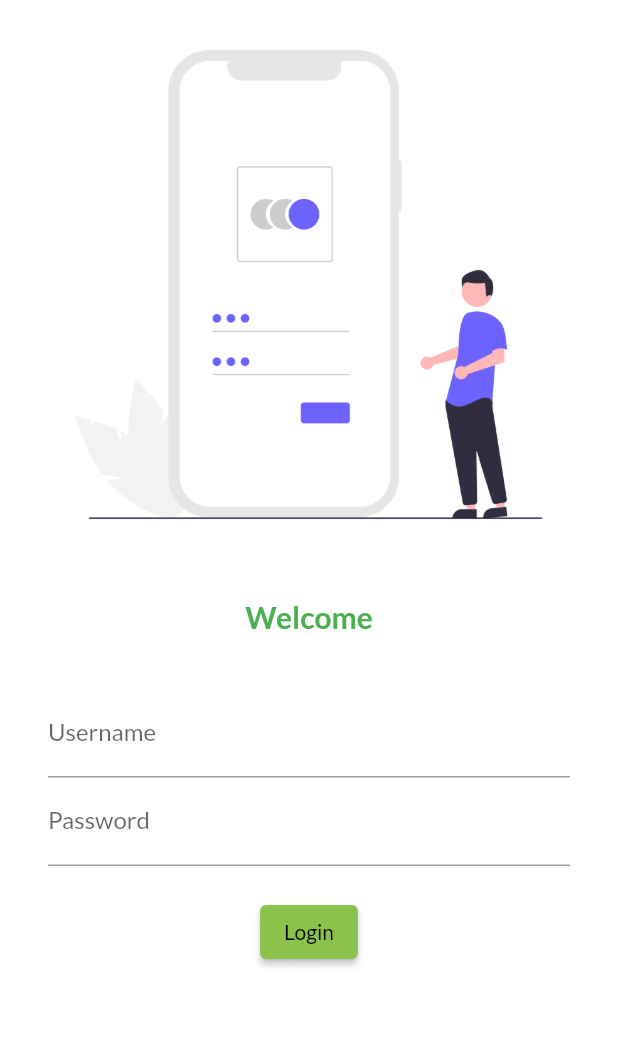
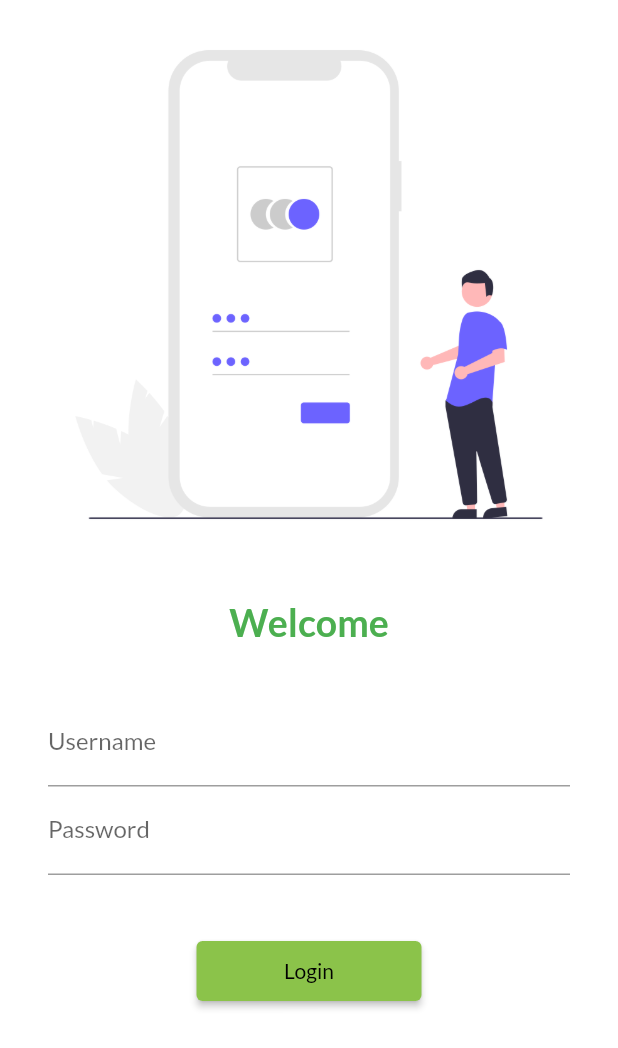
Before and after one commit to jigudobariya/flutterProject, a Flutter app: the screen it shows after launch, on a phone screen of 412 x 824 dp. Shown: the top 1048 px of the screen. Run offline on Flutter 3.47's test engine with Material 2 defaults, Android fonts, the phone set to English and light mode, and no system bars; our stand-ins replace google_fonts.

Commit message:
day 2 commit

```diff
--- a/lib/main.dart
+++ b/lib/main.dart
@@ -1,4 +1,5 @@
 import 'package:flutter/material.dart';
+import 'package:flutter_catalog/utils/routes.dart';
 import 'package:google_fonts/google_fonts.dart';
 import 'pages/login_page.dart';
 import 'pages/home_page.dart';
@@ -19,12 +20,13 @@ class MyApp extends StatelessWidget {
         fontFamily: GoogleFonts.lato().fontFamily,
         primaryTextTheme: GoogleFonts.latoTextTheme(),
       ),
+      debugShowCheckedModeBanner: false,
       darkTheme: ThemeData(brightness: Brightness.dark),
       initialRoute: "/",
       routes: {
-        "/":(context) => LoginPage(),
-        "/home":(context) =>  HomePage(),
-        "/login":(context) => LoginPage()
+        "/": (context) => LoginPage(),
+        MyRoutes.homeRoute: (context) => HomePage(),
+        MyRoutes.loginRoute: (context) => LoginPage()
       },
     );
   }
--- a/lib/pages/login_page.dart
+++ b/lib/pages/login_page.dart
@@ -1,4 +1,5 @@
 import 'package:flutter/material.dart';
+import 'package:flutter_catalog/utils/routes.dart';
 
 class LoginPage extends StatelessWidget {
   const LoginPage({Key? key}) : super(key: key);
@@ -19,7 +20,7 @@ class LoginPage extends StatelessWidget {
             Text(
               "Welcome",
               style: TextStyle(
-                  fontSize: 20,
+                  fontSize: 25,
                   fontWeight: FontWeight.bold,
                   color: Colors.green),
             ),
@@ -45,13 +46,13 @@ class LoginPage extends StatelessWidget {
                     ),
                   ),
                   SizedBox(
-                    height: 20.0,
+                    height: 40.0,
                   ),
                   ElevatedButton(
                     child: Text("Login"),
-                    style: TextButton.styleFrom(),
+                    style: TextButton.styleFrom(minimumSize: Size(150, 40)),
                     onPressed: () {
-                      print("Hii Flutter");
+                      Navigator.pushNamed(context, MyRoutes.homeRoute);
                     },
                   ),
                 ],
--- /dev/null
+++ b/lib/utils/routes.dart
@@ -0,0 +1,4 @@
+class MyRoutes {
+  static String loginRoute = "/login";
+  static String homeRoute = "/home";
+}
```
